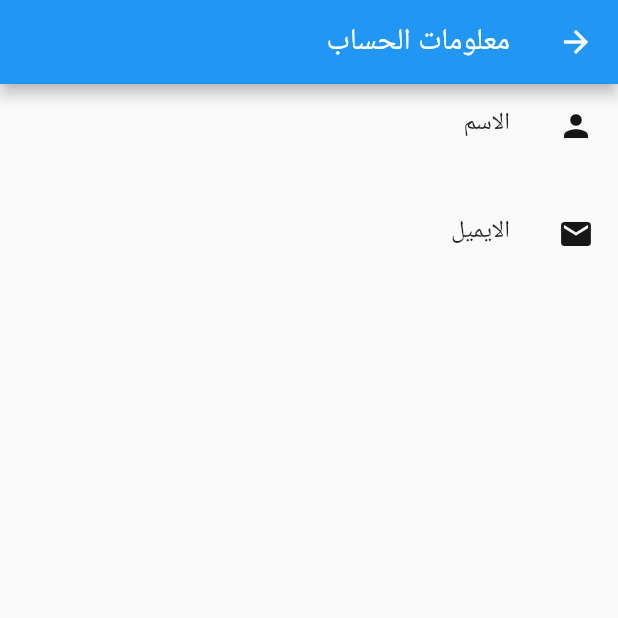
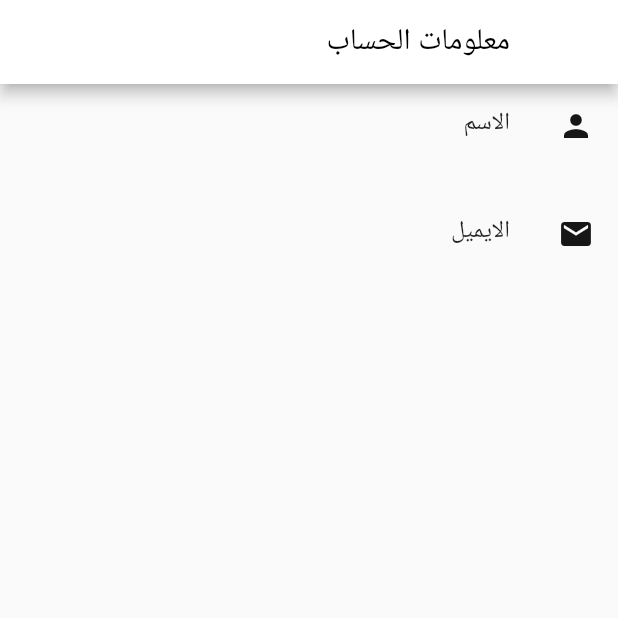
Before and after one commit to Lujain-M02/2023-GP1-6, a Flutter app: the SettingsScreen screen opened directly, on a phone screen of 412 x 824 dp, the top half of it. Run offline on Flutter 3.47's test engine with Material 2 defaults, Android fonts, the phone set to English and light mode, and no system bars; our stand-ins replace animate_do, animated_text_kit, cloud_firestore, firebase_auth, firebase_core, font_awesome_flutter and 3 more; accounts and stored records are empty.

Commit message:
update profile icons/color

```diff
--- a/your_story/lib/pages/more_page.dart
+++ b/your_story/lib/pages/more_page.dart
@@ -138,7 +138,13 @@ class SettingsScreen extends StatelessWidget {
       textDirection: TextDirection.rtl,
       child: Scaffold(
         appBar: AppBar(
-          title: const Text('معلومات الحساب'),
+          backgroundColor: Colors.white,
+          title: Text(
+            'معلومات الحساب',
+            style: TextStyle(
+              color: Colors.black, // Set the AppBar title text color to black
+            ),
+          ),
         ),
         body:
             ProfileUpdateForm(), // Directly embedding the ProfileUpdateForm here
```
